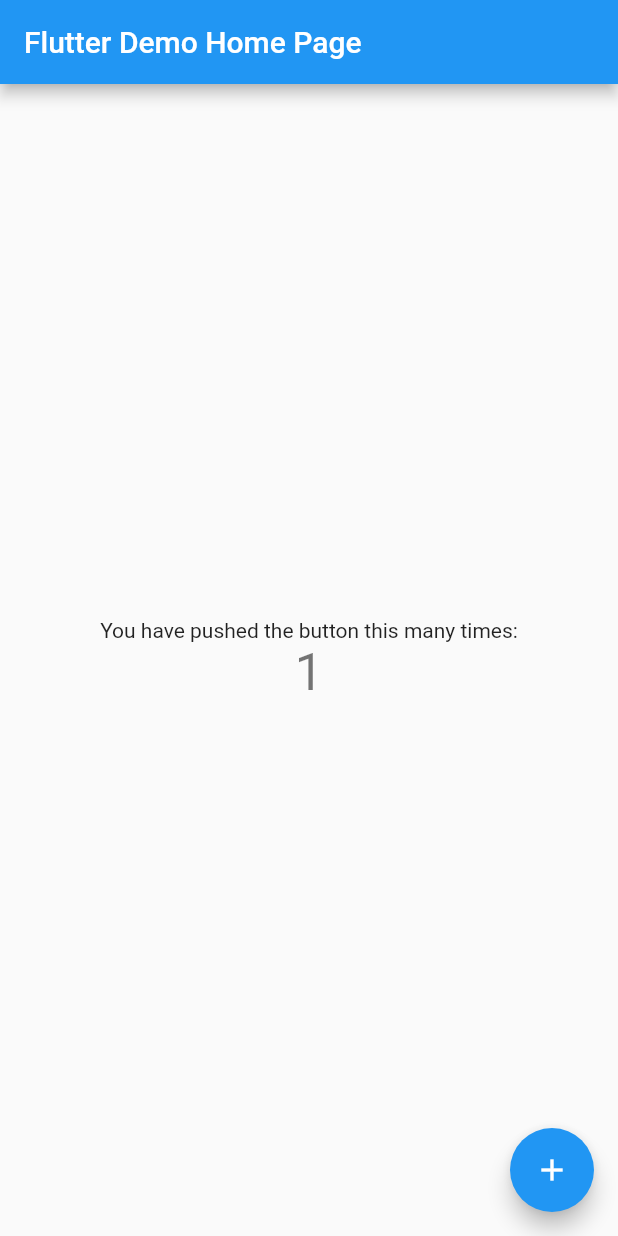
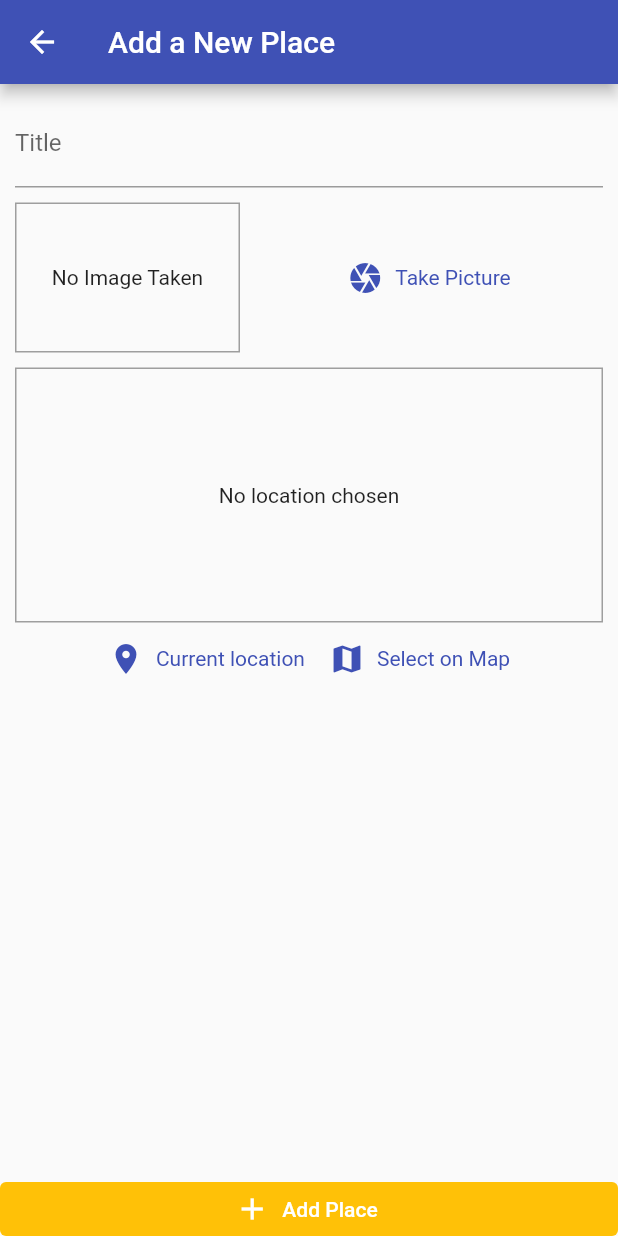
Before and after one commit to piusgori/places, a Flutter app: the screen it shows after launch, after a tap on the "add" icon, on a phone screen of 412 x 824 dp. Run offline on Flutter 3.47's test engine with Material 2 defaults, Android fonts, the phone set to English and light mode, and no system bars; our stand-ins replace image_picker, location, sqflite; accounts and stored records are empty.

Commit message:
Added camera and location

```diff
--- /dev/null
+++ b/lib/helpers/db_helper.dart
@@ -0,0 +1,23 @@
+import 'package:sqflite/sqflite.dart' as sql;
+import 'package:path/path.dart' as path;
+
+class DBHelper {
+  static Future<sql.Database> database() async {
+    final dbPath = await sql.getDatabasesPath();
+    return sql.openDatabase(path.join(dbPath, 'places.db'),
+        onCreate: (db, version) {
+      return db.execute(
+          'CREATE TABLE user_places(id TEXT PRIMARY KEY, title TEXT, image TEXT)');
+    }, version: 1);
+  }
+
+  static Future<void> insert(String table, Map<String, Object> data) async {
+    final db = await DBHelper.database();
+    db.insert(table, data, conflictAlgorithm: sql.ConflictAlgorithm.replace);
+  }
+
+  static Future<List<Map<String, dynamic>>> getData(String table) async {
+    final db = await DBHelper.database();
+    return db.query(table);
+  }
+}
--- /dev/null
+++ b/lib/helpers/location_helper.dart
@@ -0,0 +1,8 @@
+import 'package:places/private/privates.dart';
+
+class LocationHelper {
+  static String generateLocationPreviewImage(
+      {required double latitude, required double longitude}) {
+    return 'https://maps.googleapis.com/maps/api/staticmap?center=$latitude,$longitude&zoom=16&size=600x300&maptype=roadmap&markers=color:red%7Clabel:S%7C$latitude,$longitude&key=$GOOGLE_API_KEY';
+  }
+}
--- a/lib/main.dart
+++ b/lib/main.dart
@@ -1,4 +1,8 @@
 import 'package:flutter/material.dart';
+import 'package:places/providers/great_places.dart';
+import 'package:places/screens/add_place_screen.dart';
+import 'package:places/screens/places_list_screen.dart';
+import 'package:provider/provider.dart';
 
 void main() {
   runApp(const MyApp());
@@ -7,109 +11,22 @@ void main() {
 class MyApp extends StatelessWidget {
   const MyApp({super.key});
 
-  // This widget is the root of your application.
   @override
   Widget build(BuildContext context) {
-    return MaterialApp(
-      title: 'Flutter Demo',
-      theme: ThemeData(
-        // This is the theme of your application.
-        //
-        // Try running your application with "flutter run". You'll see the
-        // application has a blue toolbar. Then, without quitting the app, try
-        // changing the primarySwatch below to Colors.green and then invoke
-        // "hot reload" (press "r" in the console where you ran "flutter run",
-        // or simply save your changes to "hot reload" in a Flutter IDE).
-        // Notice that the counter didn't reset back to zero; the application
-        // is not restarted.
-        primarySwatch: Colors.blue,
+    return ChangeNotifierProvider(
+      create: (context) => GreatePlaces(),
+      child: MaterialApp(
+        debugShowCheckedModeBanner: false,
+        title: 'Flutter Demo',
+        theme: ThemeData(
+          primarySwatch: Colors.indigo,
+          accentColor: Colors.amber
+        ),
+        home: const PlacesListScreen(),
+        routes: {
+          AddPlaceScreen.routeName:(context) => const AddPlaceScreen()
+        },
       ),
-      home: const MyHomePage(title: 'Flutter Demo Home Page'),
     );
   }
 }
-
-class MyHomePage extends StatefulWidget {
-  const MyHomePage({super.key, required this.title});
-
-  // This widget is the home page of your application. It is stateful, meaning
-  // that it has a State object (defined below) that contains fields that affect
-  // how it looks.
-
-  // This class is the configuration for the state. It holds the values (in this
-  // case the title) provided by the parent (in this case the App widget) and
-  // used by the build method of the State. Fields in a Widget subclass are
-  // always marked "final".
-
-  final String title;
-
-  @override
-  State<MyHomePage> createState() => _MyHomePageState();
-}
-
-class _MyHomePageState extends State<MyHomePage> {
-  int _counter = 0;
-
-  void _incrementCounter() {
-    setState(() {
-      // This call to setState tells the Flutter framework that something has
-      // changed in this State, which causes it to rerun the build method below
-      // so that the display can reflect the updated values. If we changed
-      // _counter without calling setState(), then the build method would not be
-      // called again, and so nothing would appear to happen.
-      _counter++;
-    });
-  }
-
-  @override
-  Widget build(BuildContext context) {
-    // This method is rerun every time setState is called, for instance as done
-    // by the _incrementCounter method above.
-    //
-    // The Flutter framework has been optimized to make rerunning build methods
-    // fast, so that you can just rebuild anything that needs updating rather
-    // than having to individually change instances of widgets.
-    return Scaffold(
-      appBar: AppBar(
-        // Here we take the value from the MyHomePage object that was created by
-        // the App.build method, and use it to set our appbar title.
-        title: Text(widget.title),
-      ),
-      body: Center(
-        // Center is a layout widget. It takes a single child and positions it
-        // in the middle of the parent.
-        child: Column(
-          // Column is also a layout widget. It takes a list of children and
-          // arranges them vertically. By default, it sizes itself to fit its
-          // children horizontally, and tries to be as tall as its parent.
-          //
-          // Invoke "debug painting" (press "p" in the console, choose the
-          // "Toggle Debug Paint" action from the Flutter Inspector in Android
-          // Studio, or the "Toggle Debug Paint" command in Visual Studio Code)
-          // to see the wireframe for each widget.
-          //
-          // Column has various properties to control how it sizes itself and
-          // how it positions its children. Here we use mainAxisAlignment to
-          // center the children vertically; the main axis here is the vertical
-          // axis because Columns are vertical (the cross axis would be
-          // horizontal).
-          mainAxisAlignment: MainAxisAlignment.center,
-          children: <Widget>[
-            const Text(
-              'You have pushed the button this many times:',
-            ),
-            Text(
-              '$_counter',
-              style: Theme.of(context).textTheme.headline4,
-            ),
-          ],
-        ),
-      ),
-      floatingActionButton: FloatingActionButton(
-        onPressed: _incrementCounter,
-        tooltip: 'Increment',
-        child: const Icon(Icons.add),
-      ), // This trailing comma makes auto-formatting nicer for build methods.
-    );
-  }
-}
--- /dev/null
+++ b/lib/models/place.dart
@@ -0,0 +1,22 @@
+import 'dart:io';
+
+class PlaceLocation {
+  final double latitutde;
+  final double longitude;
+  String? address;
+  PlaceLocation({required this.latitutde, required this.longitude, this.address});
+}
+
+class Place {
+  final String id;
+  final String title;
+  final PlaceLocation? location;
+  final File image;
+
+  Place(
+      {required this.id,
+      required this.title,
+      required this.image,
+      this.location,
+    });
+}
--- /dev/null
+++ b/lib/providers/great_places.dart
@@ -0,0 +1,41 @@
+import 'dart:io';
+
+import 'package:flutter/foundation.dart';
+import 'package:places/helpers/db_helper.dart';
+import 'package:places/models/place.dart';
+
+class GreatePlaces with ChangeNotifier {
+  List<Place> _items = [];
+
+  List<Place> get items {
+    return [..._items];
+  }
+
+  void addPlace({required String title, required File image}) {
+    final newPlace = Place(
+        id: DateTime.now().toString(),
+        title: title,
+        location: null,
+        image: image);
+
+    _items.add(newPlace);
+    notifyListeners();
+    DBHelper.insert('user_places', {
+      'id': newPlace.id,
+      'title': newPlace.title,
+      'image': newPlace.image.path
+    });
+  }
+
+  Future<void> fetchAndSetPlaces() async {
+    final dataList = await DBHelper.getData('user_places');
+    dataList
+        .map((e) => Place(
+            id: e['id'],
+            title: e['title'],
+            image: File(e['image']),
+            location: null))
+        .toList();
+    notifyListeners();
+  }
+}
--- /dev/null
+++ b/lib/screens/add_place_screen.dart
@@ -0,0 +1,78 @@
+import 'dart:io';
+
+import 'package:flutter/material.dart';
+import 'package:places/providers/great_places.dart';
+import 'package:places/widgets/image_input.dart';
+import 'package:places/widgets/lacation_input.dart';
+import 'package:provider/provider.dart';
+
+class AddPlaceScreen extends StatefulWidget {
+  static const routeName = '/add-place';
+
+  const AddPlaceScreen({super.key});
+
+  @override
+  State<AddPlaceScreen> createState() => _AddPlaceScreenState();
+}
+
+class _AddPlaceScreenState extends State<AddPlaceScreen> {
+  final _titleController = TextEditingController();
+  File? _pickedImage;
+
+  void _selectImage(File pickedImage) {
+    _pickedImage = pickedImage;
+  }
+
+  void _savePlace() {
+    if (_titleController.text.isEmpty || _pickedImage == null) {
+      return;
+    }
+    Provider.of<GreatePlaces>(context, listen: false)
+        .addPlace(title: _titleController.text, image: _pickedImage!);
+    Navigator.of(context).pop();
+  }
+
+  @override
+  Widget build(BuildContext context) {
+    return Scaffold(
+      appBar: AppBar(
+        title: const Text('Add a New Place'),
+      ),
+      body: Column(
+        crossAxisAlignment: CrossAxisAlignment.stretch,
+        children: <Widget>[
+          Expanded(
+            child: SingleChildScrollView(
+                child: Padding(
+              padding: const EdgeInsets.all(10),
+              child: Column(
+                children: [
+                  TextField(
+                    decoration: const InputDecoration(labelText: 'Title'),
+                    controller: _titleController,
+                  ),
+                  const SizedBox(
+                    height: 10,
+                  ),
+                  ImageInput(_selectImage),
+                  const SizedBox(height: 10,),
+                  const LocationInput(),
+                ],
+              ),
+            )),
+          ),
+          ElevatedButton.icon(
+            onPressed: _savePlace,
+            icon: const Icon(Icons.add),
+            label: const Text('Add Place'),
+            style: ButtonStyle(
+                elevation: MaterialStateProperty.all(0),
+                tapTargetSize: MaterialTapTargetSize.shrinkWrap,
+                backgroundColor:
+                    MaterialStateProperty.all(Theme.of(context).accentColor)),
+          )
+        ],
+      ),
+    );
+  }
+}
--- /dev/null
+++ b/lib/screens/places_list_screen.dart
@@ -0,0 +1,45 @@
+import 'package:flutter/material.dart';
+import 'package:places/providers/great_places.dart';
+import 'package:places/screens/add_place_screen.dart';
+import 'package:provider/provider.dart';
+
+class PlacesListScreen extends StatelessWidget {
+  const PlacesListScreen({super.key});
+
+  @override
+  Widget build(BuildContext context) {
+    return Scaffold(
+        appBar: AppBar(
+          title: const Text('Your Places'),
+          actions: [
+            IconButton(
+              icon: const Icon(Icons.add),
+              onPressed: () {
+                Navigator.of(context).pushNamed(AddPlaceScreen.routeName);
+              },
+            )
+          ],
+        ),
+        body: FutureBuilder(
+          future: Provider.of<GreatePlaces>(context, listen: false).fetchAndSetPlaces(),
+          builder: (context, snapshot) => snapshot.connectionState == ConnectionState.waiting ? const Center(child: CircularProgressIndicator(),) : Consumer<GreatePlaces>(
+            builder: (context, greatPlaces, ch) => greatPlaces.items.isEmpty ? ch! : ListView.builder(
+              itemCount: greatPlaces.items.length,
+              itemBuilder: (context, i) => ListTile(
+                leading: CircleAvatar(
+                  backgroundImage: FileImage(
+                    greatPlaces.items[i].image
+                  ),
+                ),
+                title: Text(greatPlaces.items[i].title),
+                onTap: () {
+                  //Go to detail page...
+                },
+              ),
+            ),
+            child: const Center(child: Text('Got no places yet, start adding some!')),
+          ),
+        )
+      );
+  }
+}
--- /dev/null
+++ b/lib/widgets/image_input.dart
@@ -0,0 +1,72 @@
+import 'dart:io';
+import 'package:flutter/material.dart';
+import 'package:image_picker/image_picker.dart';
+import 'package:path/path.dart' as path;
+import 'package:path_provider/path_provider.dart' as syspaths;
+
+class ImageInput extends StatefulWidget {
+  final Function onSelectImage;
+
+  ImageInput(this.onSelectImage);
+
+  @override
+  State<ImageInput> createState() => _ImageInputState();
+}
+
+class _ImageInputState extends State<ImageInput> {
+  File? _storedImage;
+
+  Future<void> _takePicture() async {
+    final picker = ImagePicker();
+    final imageFile =
+        await picker.pickImage(source: ImageSource.camera, maxWidth: 600);
+    if (imageFile == null) {
+      return;
+    }
+    setState(() {
+      _storedImage = File(imageFile.path);
+    });
+
+    final appDir = await syspaths.getApplicationDocumentsDirectory();
+    final fileName = path.basename(imageFile.path);
+    final savedImage = await imageFile.saveTo('${appDir.path}/$fileName');
+    widget.onSelectImage(File(imageFile.path));
+  }
+
+  @override
+  Widget build(BuildContext context) {
+    return Row(
+      children: [
+        Container(
+          width: 150,
+          height: 100,
+          decoration:
+              BoxDecoration(border: Border.all(width: 1, color: Colors.grey)),
+          alignment: Alignment.center,
+          child: _storedImage != null
+              ? Image.file(
+                  _storedImage!,
+                  fit: BoxFit.cover,
+                  width: double.infinity,
+                )
+              : const Text('No Image Taken'),
+        ),
+        const SizedBox(
+          width: 10,
+        ),
+        Expanded(
+            child: TextButton.icon(
+          onPressed: () => _takePicture(),
+          icon: const Icon(Icons.camera),
+          label: const Text(
+            'Take Picture',
+            textAlign: TextAlign.center,
+          ),
+          style: ButtonStyle(
+              textStyle: MaterialStateProperty.all(
+                  TextStyle(color: Theme.of(context).primaryColor))),
+        )),
+      ],
+    );
+  }
+}
--- /dev/null
+++ b/lib/widgets/lacation_input.dart
@@ -0,0 +1,70 @@
+import 'package:flutter/material.dart';
+import 'package:location/location.dart';
+import 'package:places/helpers/location_helper.dart';
+
+class LocationInput extends StatefulWidget {
+  const LocationInput({super.key});
+
+  @override
+  State<LocationInput> createState() => _LocationInputState();
+}
+
+class _LocationInputState extends State<LocationInput> {
+  String? _previewImageUrl;
+
+  Future<void> _getCurrentUserLocation() async {
+    final locData = await Location().getLocation();
+    final staticMapImageurl = LocationHelper.generateLocationPreviewImage(
+        latitude: locData.latitude!, longitude: locData.longitude!);
+    setState(() {
+      _previewImageUrl = staticMapImageurl;
+    });
+  }
+
+  @override
+  Widget build(BuildContext context) {
+    return Column(
+      children: [
+        Container(
+          height: 170,
+          alignment: Alignment.center,
+          decoration: BoxDecoration(
+            border: Border.all(width: 1, color: Colors.grey),
+          ),
+          width: double.infinity,
+          child: _previewImageUrl == null
+              ? const Text(
+                  'No location chosen',
+                  textAlign: TextAlign.center,
+                )
+              : Image.network(
+                  _previewImageUrl!,
+                  fit: BoxFit.cover,
+                  width: double.infinity,
+                ),
+        ),
+        Row(
+          mainAxisAlignment: MainAxisAlignment.center,
+          children: [
+            TextButton.icon(
+              icon: const Icon(Icons.location_on),
+              label: const Text('Current location'),
+              onPressed: _getCurrentUserLocation,
+              style: ButtonStyle(
+                  textStyle: MaterialStateProperty.all(
+                      TextStyle(color: Theme.of(context).primaryColor))),
+            ),
+            TextButton.icon(
+              icon: const Icon(Icons.map),
+              label: const Text('Select on Map'),
+              onPressed: () {},
+              style: ButtonStyle(
+                  textStyle: MaterialStateProperty.all(
+                      TextStyle(color: Theme.of(context).primaryColor))),
+            )
+          ],
+        )
+      ],
+    );
+  }
+}
```
Also changed, not shown: pubspec.yaml (+7 -1 lines), lib/screens/place_detail_screen.dart (added), pubspec.lock, 5 other files.
